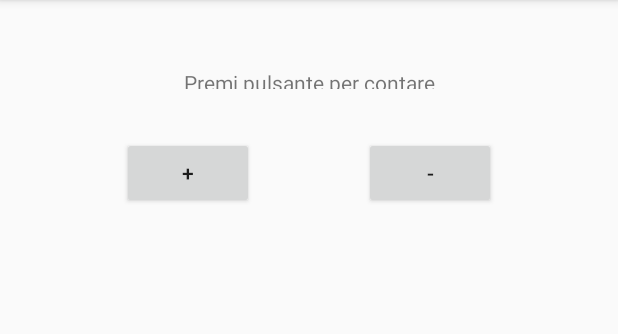
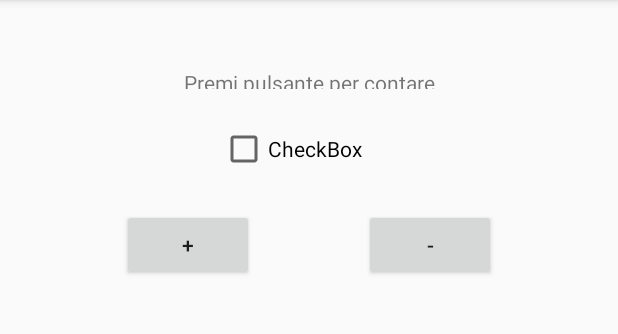
Before and after one commit to Annadr95/Contatore, an Android app: the screen it shows after launch (MainActivity), on a phone screen of 412 x 824 dp, the part 84-418 px from its top. Run offline under Robolectric (Android 15) with nearby library versions, the phone set to English and light mode, and no system bars.

```diff
--- a/app/src/main/res/layout/activity_main.xml
+++ b/app/src/main/res/layout/activity_main.xml
@@ -23,12 +23,12 @@
         android:layout_width="wrap_content"
         android:layout_height="wrap_content"
         android:layout_marginStart="8dp"
-        android:layout_marginTop="32dp"
+        android:layout_marginTop="24dp"
         android:text="@string/aumentare"
         app:layout_constraintEnd_toStartOf="@+id/btndiminuisci"
         app:layout_constraintHorizontal_bias="0.5"
         app:layout_constraintStart_toStartOf="parent"
-        app:layout_constraintTop_toBottomOf="@+id/textMessaggio" />
+        app:layout_constraintTop_toBottomOf="@+id/checkBox" />
 
     <Button
         android:id="@+id/btndiminuisci"
@@ -40,4 +40,16 @@
         app:layout_constraintEnd_toEndOf="parent"
         app:layout_constraintHorizontal_bias="0.5"
         app:layout_constraintStart_toEndOf="@+id/btnAumenta" />
+
+    <CheckBox
+        android:id="@+id/checkBox"
+        android:layout_width="wrap_content"
+        android:layout_height="wrap_content"
+        android:layout_marginEnd="32dp"
+        android:layout_marginStart="8dp"
+        android:layout_marginTop="24dp"
+        android:text="CheckBox"
+        app:layout_constraintEnd_toEndOf="parent"
+        app:layout_constraintStart_toStartOf="parent"
+        app:layout_constraintTop_toBottomOf="@+id/textMessaggio" />
 </android.support.constraint.ConstraintLayout>
```
